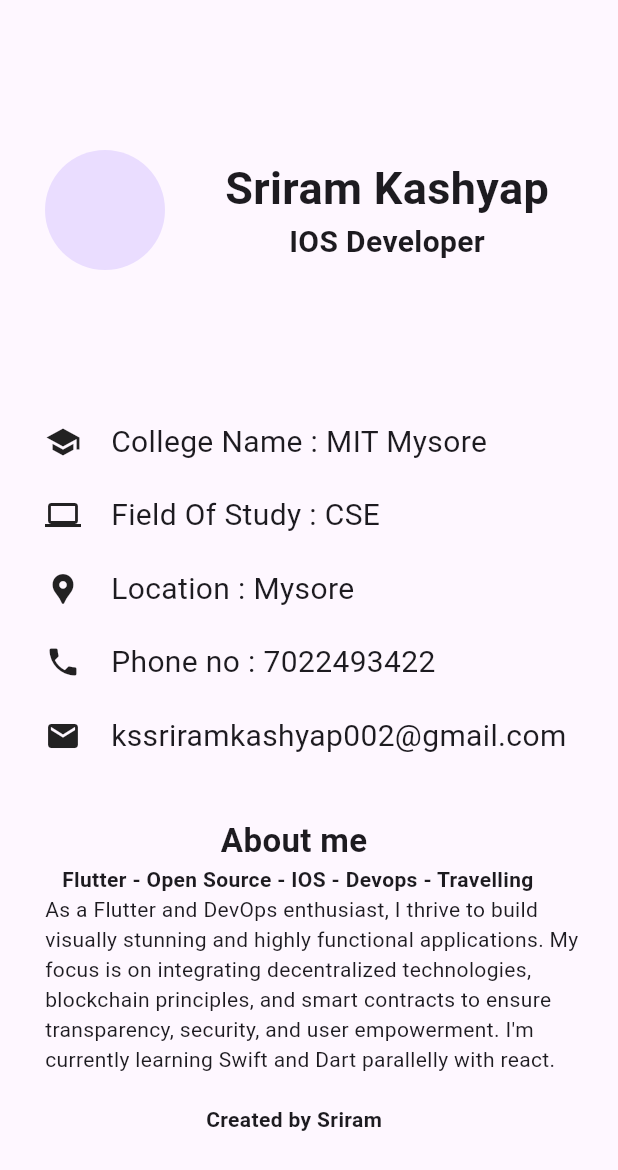
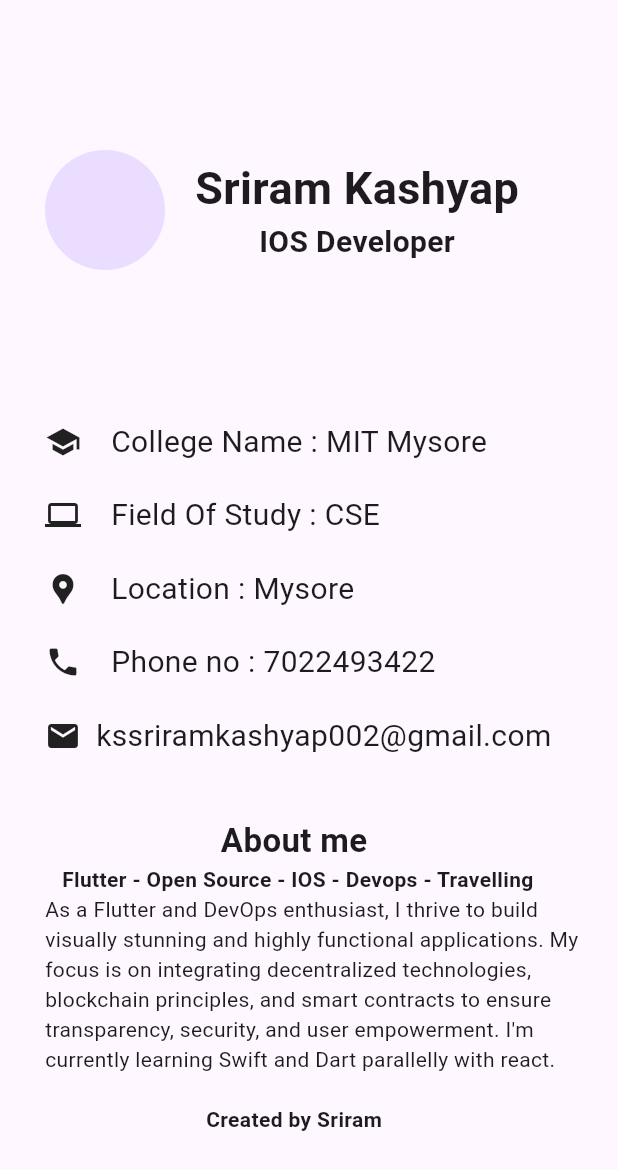
Before and after one commit to Sriramkashyapks/Flutter_Pcard, a Flutter app: the screen it shows after launch, on a phone screen of 412 x 824 dp. Shown: the top 1170 px of the screen. Run offline on Flutter 3.47's test engine with Material 3 defaults, Android fonts, the phone set to English and light mode, and no system bars.

```diff
--- a/lib/main.dart
+++ b/lib/main.dart
@@ -22,7 +22,7 @@ class Home extends StatelessWidget {
                   radius: 40,
                 ),
                 Padding(
-                  padding: const EdgeInsets.only(left: 40.0),
+                  padding: const EdgeInsets.only(left: 20.0),
                   child: Column(
                     children: <Widget>[
                       Text(
@@ -108,7 +108,7 @@ class Home extends StatelessWidget {
                     children: <Widget>[
                       Icon(Icons.mail),
                       SizedBox(
-                        width: 20,
+                        width: 10,
                       ),
                       Text(
                         "kssriramkashyap002@gmail.com",
```
